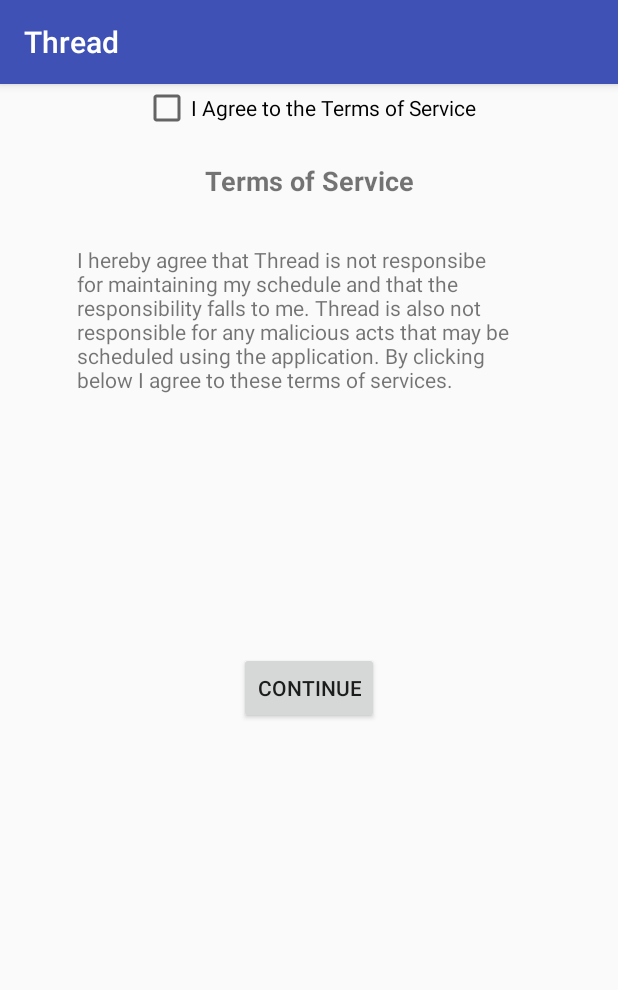
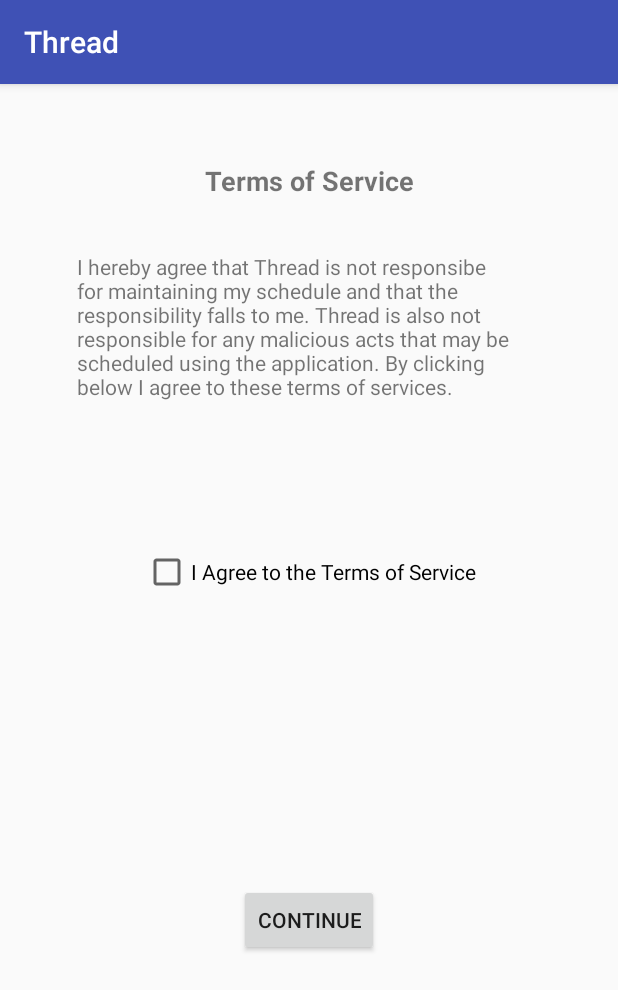
Before and after one commit to JCai2017/APT_Project, an Android app: the AgreementActivity screen opened directly, with no data from a screen before it, on a phone screen of 412 x 824 dp. Shown: the top 990 px of the screen. Run offline under Robolectric (Android 15) with nearby library versions, the phone set to English and light mode, and no system bars.

Commit message:
Fixed bugs with code

```diff
--- a/Thread/app/src/main/java/ee382apt/thread/AgreementActivity.java
+++ b/Thread/app/src/main/java/ee382apt/thread/AgreementActivity.java
@@ -15,7 +15,7 @@ public class AgreementActivity extends AppCompatActivity {
         super.onCreate(savedInstanceState);
         setContentView(R.layout.activity_agreement);
 
-        email = getIntent().getExtras().getString("email");
+        //email = getIntent().getExtras().getString("email");
         //TODO: Check for agreement on database
     }
 
--- a/Thread/app/src/main/java/ee382apt/thread/CreateTimeLineActivity.java
+++ b/Thread/app/src/main/java/ee382apt/thread/CreateTimeLineActivity.java
@@ -15,6 +15,9 @@ public class CreateTimeLineActivity extends AppCompatActivity implements
         super.onCreate(savedInstanceState);
         setContentView(R.layout.activity_create_time_line);
 
+        findViewById(R.id.SubmitButton).setOnClickListener(this);
+        findViewById(R.id.BackButton).setOnClickListener(this);
+
         email = getIntent().getExtras().getString("email");
     }
 
@@ -26,7 +29,7 @@ public class CreateTimeLineActivity extends AppCompatActivity implements
 
                 //TODO: Check if TimeLine exists for user and Add TimeLine to database
                 break;
-            case R.id.backButton:
+            case R.id.BackButton:
                 finish();
                 break;
         }
--- a/Thread/app/src/main/java/ee382apt/thread/EditEventActivity.java
+++ b/Thread/app/src/main/java/ee382apt/thread/EditEventActivity.java
@@ -54,6 +54,9 @@ public class EditEventActivity extends AppCompatActivity implements
             Spinner tl = (Spinner)findViewById(R.id.TimeLine);
             tl.setSelection(pos);
         }
+
+        findViewById(R.id.SubmitButton).setOnClickListener(this);
+        findViewById(R.id.CancelButton).setOnClickListener(this);
     }
 
     public void onClick(View view){
@@ -74,7 +77,7 @@ public class EditEventActivity extends AppCompatActivity implements
                 //TODO: Add data to Database
                 break;
 
-            case R.id.backButton:
+            case R.id.CancelButton:
                 finish();
                 break;
         }
--- a/Thread/app/src/main/res/layout/activity_agreement.xml
+++ b/Thread/app/src/main/res/layout/activity_agreement.xml
@@ -30,7 +30,8 @@
         android:text="I Agree to the Terms of Service"
         app:layout_constraintLeft_toLeftOf="parent"
         app:layout_constraintRight_toRightOf="parent"
-        tools:layout_editor_absoluteY="342dp" />
+        android:layout_marginTop="88dp"
+        app:layout_constraintTop_toBottomOf="@+id/agreement" />
 
     <Button
         android:id="@+id/button2"
@@ -51,7 +52,6 @@
         android:id="@+id/agreement"
         android:layout_width="299dp"
         android:layout_height="109dp"
-        android:layout_marginBottom="8dp"
         android:layout_marginLeft="8dp"
         android:layout_marginRight="8dp"
         android:layout_marginTop="35dp"
@@ -59,11 +59,9 @@
         android:maxLines="7"
         android:text="I hereby agree that Thread is not responsibe for maintaining my schedule and that the responsibility falls to me. Thread is also not responsible for any malicious acts that may be scheduled using the application. By clicking below I agree to these terms of services."
         android:textSize="14sp"
-        app:layout_constraintBottom_toTopOf="@+id/checkBox"
-        app:layout_constraintHorizontal_bias="0.445"
+        app:layout_constraintHorizontal_bias="0.449"
         app:layout_constraintLeft_toLeftOf="parent"
         app:layout_constraintRight_toRightOf="parent"
-        app:layout_constraintTop_toBottomOf="@+id/title"
-        app:layout_constraintVertical_bias="0.02" />
+        app:layout_constraintTop_toBottomOf="@+id/title" />
 
 </android.support.constraint.ConstraintLayout>
```
Also changed, not shown: Thread/app/build.gradle (+7 -4 lines), Thread/app/src/main/java/ee382apt/thread/MainHUBActivity.java (+5 -4 lines), Thread/app/src/main/res/layout/activity_main_hub.xml (+7 -7 lines), 4 other files.
